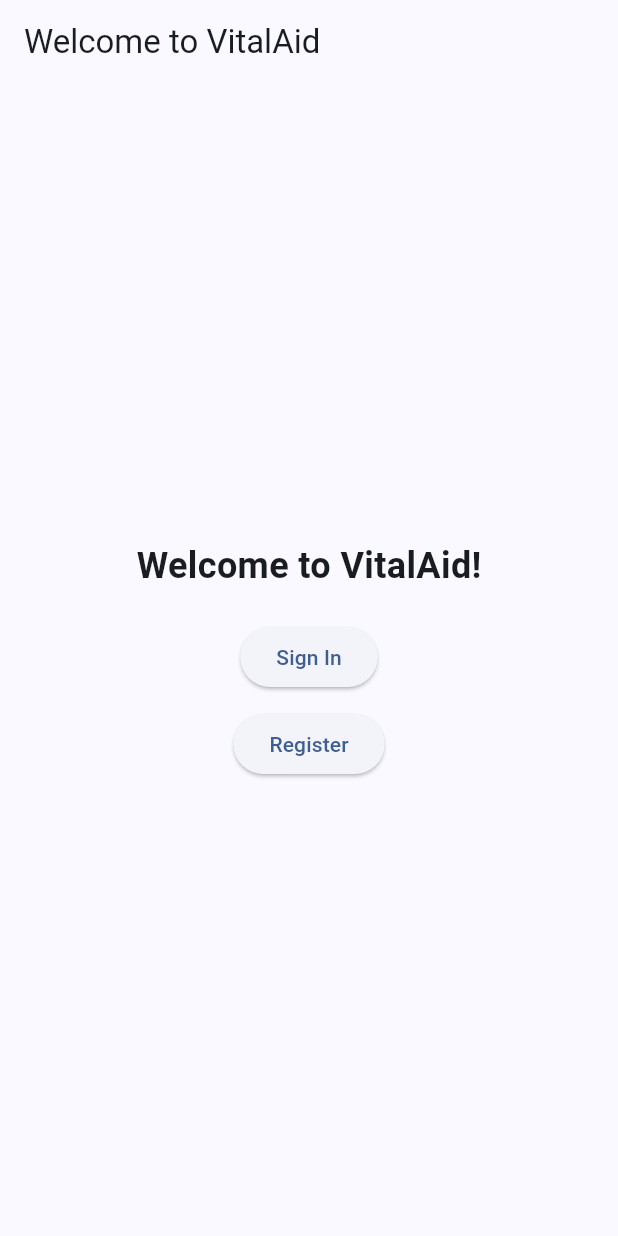
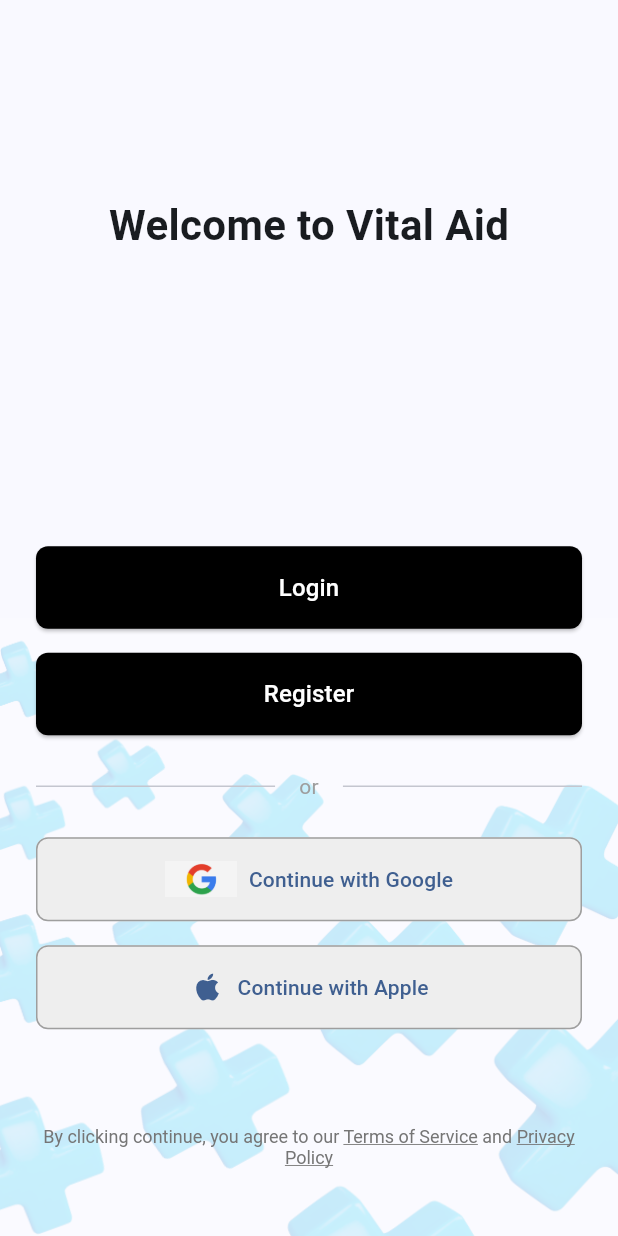
Before and after one commit to ShaikShahidAleem/VitalAid, a Flutter app: the screen it shows after launch, on a phone screen of 412 x 824 dp. Run offline on Flutter 3.47's test engine with Material 3 defaults, Android fonts, the phone set to English and light mode, and no system bars; our stand-ins replace cloud_firestore, file_picker, firebase_auth, firebase_core, firebase_storage, image_picker; accounts and stored records are empty.

Commit message:
Updated Welcome page with better UI

```diff
--- a/lib/welcome_page.dart
+++ b/lib/welcome_page.dart
@@ -8,40 +8,167 @@ class WelcomePage extends StatelessWidget {
   @override
   Widget build(BuildContext context) {
     return Scaffold(
-      appBar: AppBar(
-        title: const Text('Welcome to VitalAid'),
+      body: Stack(
+        children: [
+          // Background Image with Transparency
+          Positioned.fill(
+            child: Opacity(
+              opacity: 0.2, // Adjust transparency level
+              child: Align(
+                alignment: Alignment.bottomLeft, // Position at the bottom-left
+                child: Image.asset(
+                  'assets/blue_crosses.png',
+                  width: MediaQuery.of(context).size.width,
+                  fit: BoxFit.contain,
                 ),
-      body: Center(
+              ),
+            ),
+          ),
+
+          // Main Content
+          Padding(
+            padding: const EdgeInsets.symmetric(horizontal: 24.0),
             child: Column(
               mainAxisAlignment: MainAxisAlignment.center,
               children: [
+                const Spacer(flex: 2),
                 const Text(
-              'Welcome to VitalAid!',
-              style: TextStyle(fontSize: 24, fontWeight: FontWeight.bold),
+                  'Welcome to Vital Aid',
+                  style: TextStyle(
+                    //add stylish text style
+                    fontSize: 28,
+                    fontWeight: FontWeight.bold,
                   ),
-            const SizedBox(height: 20),
-            ElevatedButton(
+                ),
+                const Spacer(flex: 3),
+
+                // Login Button
+                SizedBox(
+                  width: double.infinity,
+                  child: ElevatedButton(
                     onPressed: () {
                       Navigator.push(
                         context,
                         MaterialPageRoute(builder: (context) => const LoginPage()),
                       );
                     },
-              child: const Text('Sign In'),
+                    style: ElevatedButton.styleFrom(
+                      backgroundColor: Colors.black,
+                      padding: const EdgeInsets.symmetric(vertical: 16),
+                      shape: RoundedRectangleBorder(
+                        borderRadius: BorderRadius.circular(8),
                       ),
-            const SizedBox(height: 10),
-            ElevatedButton(
+                    ),
+                    child: const Text(
+                      'Login',
+                      style: TextStyle(color: Colors.white, fontSize: 16),
+                    ),
+                  ),
+                ),
+                const SizedBox(height: 16),
+
+                // Register Button
+                SizedBox(
+                  width: double.infinity,
+                  child: ElevatedButton(
                     onPressed: () {
                       Navigator.push(
                         context,
                         MaterialPageRoute(builder: (context) => const RegisterPage()),
                       );
                     },
-              child: const Text('Register'),
+                    style: ElevatedButton.styleFrom(
+                      backgroundColor: Colors.black,
+                      padding: const EdgeInsets.symmetric(vertical: 16),
+                      shape: RoundedRectangleBorder(
+                        borderRadius: BorderRadius.circular(8),
+                      ),
+                    ),
+                    child: const Text(
+                      'Register',
+                      style: TextStyle(color: Colors.white, fontSize: 16),
+                    ),
+                  ),
+                ),
+                const SizedBox(height: 24),
+
+                // "Or" Divider
+                Row(
+                  children: const [
+                    Expanded(child: Divider()),
+                    Padding(
+                      padding: EdgeInsets.symmetric(horizontal: 16.0),
+                      child: Text('or', style: TextStyle(color: Colors.grey)),
+                    ),
+                    Expanded(child: Divider()),
+                  ],
+                ),
+                const SizedBox(height: 24),
+
+                // Google Sign-in Button
+                SizedBox(
+                  width: double.infinity,
+                  child: OutlinedButton.icon(
+                    onPressed: () {},
+                    icon: Image.asset('assets/google_logo.png', height: 24),
+                    label: const Text('Continue with Google'),
+                    style: OutlinedButton.styleFrom(
+                      padding: const EdgeInsets.symmetric(vertical: 16),
+                      side: const BorderSide(color: Colors.grey),
+                      shape: RoundedRectangleBorder(
+                        borderRadius: BorderRadius.circular(8),
+                      ),
+                      backgroundColor: Colors.grey[200],
+                    ),
+                  ),
+                ),
+                const SizedBox(height: 16),
+
+                // Apple Sign-in Button
+                SizedBox(
+                  width: double.infinity,
+                  child: OutlinedButton.icon(
+                    onPressed: () {},
+                    icon: const Icon(Icons.apple, size: 24),
+                    label: const Text('Continue with Apple'),
+                    style: OutlinedButton.styleFrom(
+                      padding: const EdgeInsets.symmetric(vertical: 16),
+                      side: const BorderSide(color: Colors.grey),
+                      shape: RoundedRectangleBorder(
+                        borderRadius: BorderRadius.circular(8),
+                      ),
+                      backgroundColor: Colors.grey[200],
+                    ),
+                  ),
+                ),
+
+                const Spacer(),
+
+                // Terms and Privacy Policy
+                RichText(
+                  textAlign: TextAlign.center,
+                  text: TextSpan(
+                    style: TextStyle(color: Colors.grey[600], fontSize: 12),
+                    children: const [
+                      TextSpan(text: 'By clicking continue, you agree to our '),
+                      TextSpan(
+                        text: 'Terms of Service',
+                        style: TextStyle(decoration: TextDecoration.underline),
+                      ),
+                      TextSpan(text: ' and '),
+                      TextSpan(
+                        text: 'Privacy Policy',
+                        style: TextStyle(decoration: TextDecoration.underline),
                       ),
                     ],
                   ),
                 ),
+                const SizedBox(height: 45),
+              ],
+            ),
+          ),
+        ],
+      ),
     );
   }
 }
--- a/pubspec.yaml
+++ b/pubspec.yaml
@@ -59,7 +59,10 @@ dev_dependencies:
 
 # The following section is specific to Flutter packages.
 flutter:
-
+  assets:
+    - assets/google_logo.png
+    - assets/blue_crosses.png
+    - assets/apple_logo.png
   # The following line ensures that the Material Icons font is
   # included with your application, so that you can use the icons in
   # the material Icons class.
```
Also changed, not shown: assets/apple_logo.png (added), assets/blue_crosses.png (added), assets/google_logo.png (added). Lines whose indentation alone changed are shown as unchanged.
